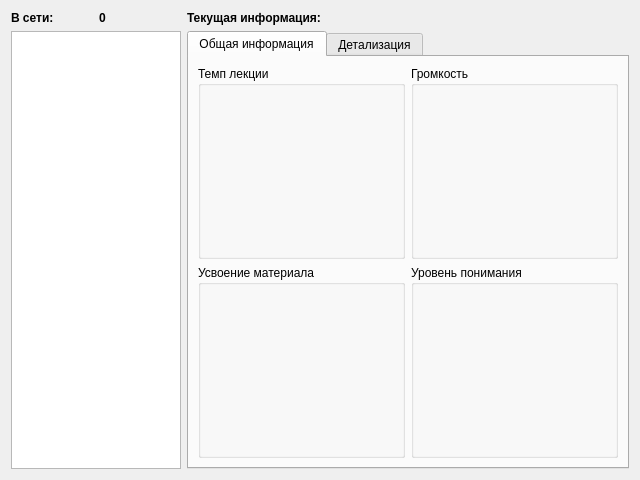
The window that frmserver.ui (Kolizej/LessonControl) describes before a commit, drawn with Qt 5.
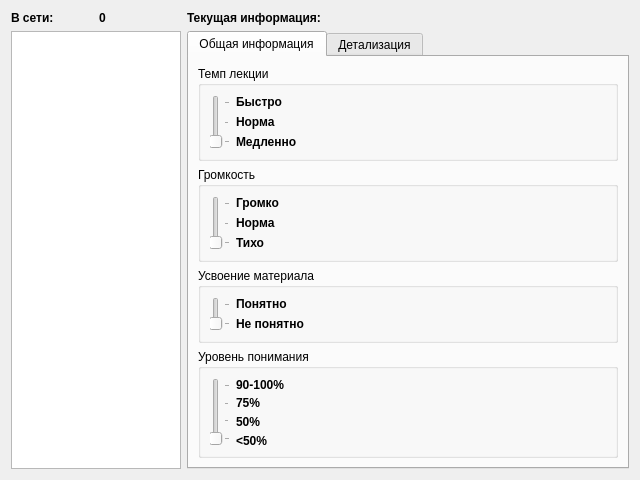
The same window after the commit. Icons and pictures are not drawn.

Commit message: нарисовал нормальный интерфейс

Patch:
```diff
--- a/frmserver.ui
+++ b/frmserver.ui
@@ -113,27 +113,291 @@
          <property name="title">
           <string>Темп лекции</string>
          </property>
+         <layout class="QGridLayout" name="gridLayout_4">
+          <item row="0" column="0" rowspan="3">
+           <widget class="QSlider" name="verticalSlider">
+            <property name="minimum">
+             <number>1</number>
+            </property>
+            <property name="maximum">
+             <number>3</number>
+            </property>
+            <property name="orientation">
+             <enum>Qt::Vertical</enum>
+            </property>
+            <property name="tickPosition">
+             <enum>QSlider::TicksBelow</enum>
+            </property>
+            <property name="tickInterval">
+             <number>1</number>
+            </property>
+           </widget>
+          </item>
+          <item row="0" column="1">
+           <widget class="QLabel" name="label_3">
+            <property name="font">
+             <font>
+              <weight>75</weight>
+              <bold>true</bold>
+             </font>
+            </property>
+            <property name="text">
+             <string>Быстро</string>
+            </property>
+            <property name="alignment">
+             <set>Qt::AlignLeading|Qt::AlignLeft|Qt::AlignTop</set>
+            </property>
+           </widget>
+          </item>
+          <item row="1" column="1">
+           <widget class="QLabel" name="label_4">
+            <property name="font">
+             <font>
+              <weight>75</weight>
+              <bold>true</bold>
+             </font>
+            </property>
+            <property name="text">
+             <string>Норма</string>
+            </property>
+           </widget>
+          </item>
+          <item row="2" column="1">
+           <widget class="QLabel" name="label_5">
+            <property name="font">
+             <font>
+              <weight>75</weight>
+              <bold>true</bold>
+             </font>
+            </property>
+            <property name="text">
+             <string>Медленно</string>
+            </property>
+            <property name="alignment">
+             <set>Qt::AlignBottom|Qt::AlignLeading|Qt::AlignLeft</set>
+            </property>
+           </widget>
+          </item>
+         </layout>
         </widget>
        </item>
-       <item row="0" column="1">
+       <item row="1" column="0">
         <widget class="QGroupBox" name="groupBox_2">
          <property name="title">
           <string>Громкость</string>
          </property>
+         <layout class="QGridLayout" name="gridLayout_5">
+          <item row="0" column="0" rowspan="3">
+           <widget class="QSlider" name="verticalSlider_2">
+            <property name="minimum">
+             <number>1</number>
+            </property>
+            <property name="maximum">
+             <number>3</number>
+            </property>
+            <property name="orientation">
+             <enum>Qt::Vertical</enum>
+            </property>
+            <property name="tickPosition">
+             <enum>QSlider::TicksBelow</enum>
+            </property>
+            <property name="tickInterval">
+             <number>1</number>
+            </property>
+           </widget>
+          </item>
+          <item row="0" column="1">
+           <widget class="QLabel" name="label_8">
+            <property name="font">
+             <font>
+              <weight>75</weight>
+              <bold>true</bold>
+             </font>
+            </property>
+            <property name="text">
+             <string>Громко</string>
+            </property>
+            <property name="alignment">
+             <set>Qt::AlignLeading|Qt::AlignLeft|Qt::AlignTop</set>
+            </property>
+           </widget>
+          </item>
+          <item row="1" column="1">
+           <widget class="QLabel" name="label_7">
+            <property name="font">
+             <font>
+              <weight>75</weight>
+              <bold>true</bold>
+             </font>
+            </property>
+            <property name="text">
+             <string>Норма</string>
+            </property>
+           </widget>
+          </item>
+          <item row="2" column="1">
+           <widget class="QLabel" name="label_6">
+            <property name="font">
+             <font>
+              <weight>75</weight>
+              <bold>true</bold>
+             </font>
+            </property>
+            <property name="text">
+             <string>Тихо</string>
+            </property>
+            <property name="alignment">
+             <set>Qt::AlignBottom|Qt::AlignLeading|Qt::AlignLeft</set>
+            </property>
+           </widget>
+          </item>
+         </layout>
         </widget>
        </item>
-       <item row="1" column="0">
-        <widget class="QGroupBox" name="groupBox_3">
-         <property name="title">
-          <string>Усвоение материала</string>
-         </property>
-        </widget>
-       </item>
-       <item row="1" column="1">
+       <item row="3" column="0">
         <widget class="QGroupBox" name="groupBox_4">
          <property name="title">
           <string>Уровень понимания</string>
          </property>
+         <layout class="QGridLayout" name="gridLayout_7">
+          <item row="0" column="0" rowspan="4">
+           <widget class="QSlider" name="verticalSlider_4">
+            <property name="minimum">
+             <number>1</number>
+            </property>
+            <property name="maximum">
+             <number>4</number>
+            </property>
+            <property name="orientation">
+             <enum>Qt::Vertical</enum>
+            </property>
+            <property name="tickPosition">
+             <enum>QSlider::TicksBelow</enum>
+            </property>
+            <property name="tickInterval">
+             <number>1</number>
+            </property>
+           </widget>
+          </item>
+          <item row="0" column="1">
+           <widget class="QLabel" name="label_13">
+            <property name="font">
+             <font>
+              <weight>75</weight>
+              <bold>true</bold>
+             </font>
+            </property>
+            <property name="text">
+             <string>90-100%</string>
+            </property>
+            <property name="alignment">
+             <set>Qt::AlignLeading|Qt::AlignLeft|Qt::AlignTop</set>
+            </property>
+           </widget>
+          </item>
+          <item row="1" column="1">
+           <widget class="QLabel" name="label_12">
+            <property name="font">
+             <font>
+              <weight>75</weight>
+              <bold>true</bold>
+             </font>
+            </property>
+            <property name="text">
+             <string>75%</string>
+            </property>
+           </widget>
+          </item>
+          <item row="2" column="1">
+           <widget class="QLabel" name="label_14">
+            <property name="font">
+             <font>
+              <weight>75</weight>
+              <bold>true</bold>
+             </font>
+            </property>
+            <property name="text">
+             <string>50%</string>
+            </property>
+           </widget>
+          </item>
+          <item row="3" column="1">
+           <widget class="QLabel" name="label_10">
+            <property name="font">
+             <font>
+              <weight>75</weight>
+              <bold>true</bold>
+             </font>
+            </property>
+            <property name="text">
+             <string>&lt;50%</string>
+            </property>
+            <property name="alignment">
+             <set>Qt::AlignBottom|Qt::AlignLeading|Qt::AlignLeft</set>
+            </property>
+           </widget>
+          </item>
+         </layout>
+        </widget>
+       </item>
+       <item row="2" column="0">
+        <widget class="QGroupBox" name="groupBox_3">
+         <property name="title">
+          <string>Усвоение материала</string>
+         </property>
+         <layout class="QGridLayout" name="gridLayout_6">
+          <item row="0" column="0" rowspan="2">
+           <widget class="QSlider" name="verticalSlider_3">
+            <property name="minimum">
+             <number>1</number>
+            </property>
+            <property name="maximum">
+             <number>2</number>
+            </property>
+            <property name="orientation">
+             <enum>Qt::Vertical</enum>
+            </property>
+            <property name="tickPosition">
+             <enum>QSlider::TicksBelow</enum>
+            </property>
+            <property name="tickInterval">
+             <number>1</number>
+            </property>
+           </widget>
+          </item>
+          <item row="0" column="1">
+           <widget class="QLabel" name="label_11">
+            <property name="font">
+             <font>
+              <weight>75</weight>
+              <bold>true</bold>
+             </font>
+            </property>
+            <property name="text">
+             <string>Понятно</string>
+            </property>
+            <property name="alignment">
+             <set>Qt::AlignLeading|Qt::AlignLeft|Qt::AlignTop</set>
+            </property>
+           </widget>
+          </item>
+          <item row="1" column="1">
+           <widget class="QLabel" name="label_9">
+            <property name="font">
+             <font>
+              <weight>75</weight>
+              <bold>true</bold>
+             </font>
+            </property>
+            <property name="text">
+             <string>Не понятно</string>
+            </property>
+            <property name="alignment">
+             <set>Qt::AlignBottom|Qt::AlignLeading|Qt::AlignLeft</set>
+            </property>
+           </widget>
+          </item>
+         </layout>
         </widget>
        </item>
       </layout>
```
Left out of the diff: 196 changed lines with no effect on the pictures.
